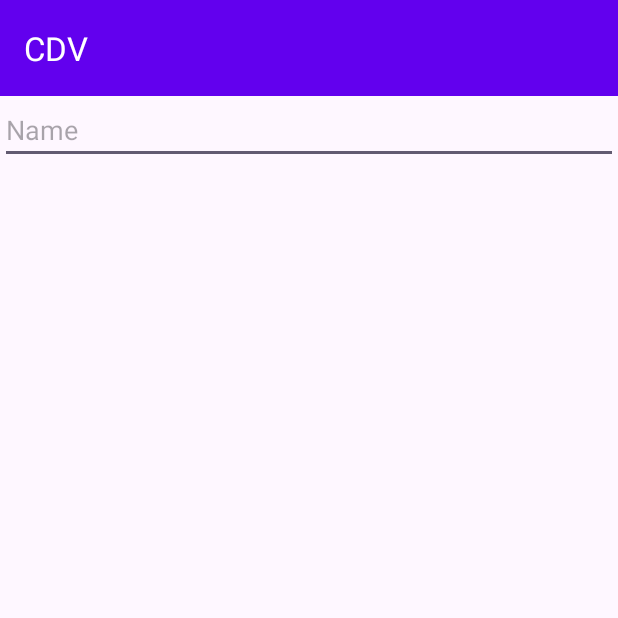
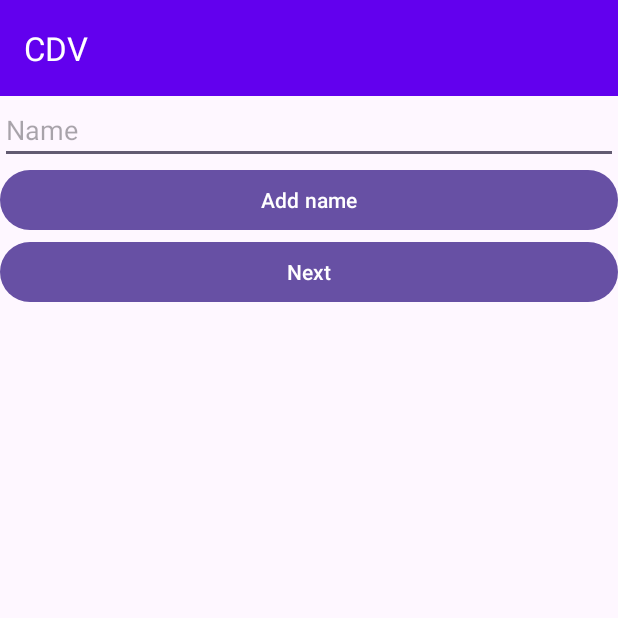
Before and after one commit to isaacnwt/prdm, an Android app: the screen it shows after launch (MainActivity), on a phone screen of 412 x 824 dp, the top half of it. Run offline under Robolectric (Android 15) with nearby library versions, the phone set to English and light mode, and no system bars.

Commit message:
feat(CDV): persistindo dados na activity

```diff
--- a/CDV/app/src/main/res/layout/activity_main.xml
+++ b/CDV/app/src/main/res/layout/activity_main.xml
@@ -25,4 +25,31 @@
         app:layout_constraintStart_toStartOf="parent"
         app:layout_constraintTop_toBottomOf="@id/toolbar_in" />
 
+    <LinearLayout
+        android:id="@+id/more_names_ll"
+        android:layout_width="match_parent"
+        android:layout_height="wrap_content"
+        android:orientation="vertical"
+        app:layout_constraintStart_toStartOf="parent"
+        app:layout_constraintEnd_toEndOf="parent"
+        app:layout_constraintTop_toBottomOf="@id/name_et"/>
+
+    <Button
+        android:id="@+id/add_name_bt"
+        android:layout_width="match_parent"
+        android:layout_height="wrap_content"
+        android:text="Add name"
+        app:layout_constraintStart_toStartOf="parent"
+        app:layout_constraintEnd_toEndOf="parent"
+        app:layout_constraintTop_toBottomOf="@id/more_names_ll"/>
+
+    <Button
+        android:id="@+id/next_bt"
+        android:layout_width="match_parent"
+        android:layout_height="wrap_content"
+        android:text="Next"
+        app:layout_constraintStart_toStartOf="parent"
+        app:layout_constraintEnd_toEndOf="parent"
+        app:layout_constraintTop_toBottomOf="@id/add_name_bt"/>
+
 </androidx.constraintlayout.widget.ConstraintLayout>
--- /dev/null
+++ b/CDV/app/src/main/res/layout/tile_name.xml
@@ -0,0 +1,5 @@
+<?xml version="1.0" encoding="utf-8"?>
+<EditText xmlns:android="http://schemas.android.com/apk/res/android"
+    android:layout_width="match_parent"
+    android:layout_height="wrap_content"
+    android:hint="Another name"/>
```
Also changed, not shown: CDV/app/src/main/java/br/edu/ifsp/scl/ads/prdm/sc3014789/cdv/MainActivity.kt (+32 -0 lines).
